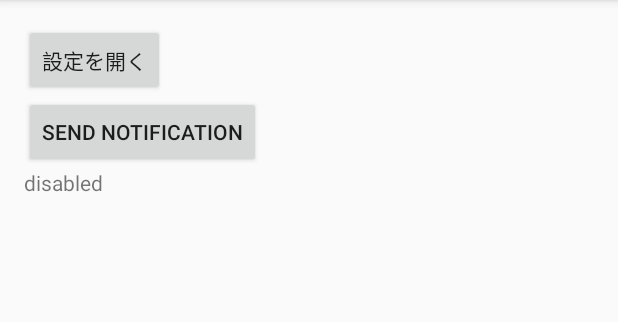
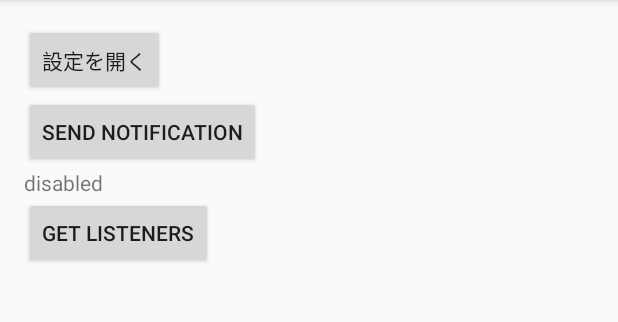
Before and after one commit to masaibar/NotificationListenerSample, an Android app: the screen it shows after launch (MainActivity), on a phone screen of 412 x 824 dp, the part 84-406 px from its top. Run offline under Robolectric (Android 15) with nearby library versions, the phone set to English and light mode, and no system bars.

Commit message:
メソッドとボタンを追加

```diff
--- a/app/src/main/java/com/masaibar/notificationlistenerservicesample/MainActivity.java
+++ b/app/src/main/java/com/masaibar/notificationlistenerservicesample/MainActivity.java
@@ -32,13 +32,21 @@ public class MainActivity extends AppCompatActivity {
                 sendNotification();
             }
         });
+
+        findViewById(R.id.button_get_listeners).setOnClickListener(new View.OnClickListener() {
+            @Override
+            public void onClick(View v) {
+                ((TextView) findViewById(R.id.text_enabled_listeners))
+                        .setText(NotificationGetterService.getEnabledNotificationListeners(getApplicationContext()));
+            }
+        });
     }
 
     @Override
     protected void onResume() {
         super.onResume();
         ((TextView) findViewById(R.id.text_status)).setText(
-                NotificationGetterService.isIsNotificationAccessEnabled() ?
+                NotificationGetterService.isNotificationAccessEnabledInstance() ?
                         "enabled" : "disabled"
         );
     }
--- a/app/src/main/java/com/masaibar/notificationlistenerservicesample/NotificationGetterService.java
+++ b/app/src/main/java/com/masaibar/notificationlistenerservicesample/NotificationGetterService.java
@@ -1,9 +1,12 @@
 package com.masaibar.notificationlistenerservicesample;
 
 import android.app.Notification;
+import android.content.ContentResolver;
+import android.content.Context;
 import android.content.Intent;
 import android.os.Bundle;
 import android.os.IBinder;
+import android.provider.Settings;
 import android.service.notification.NotificationListenerService;
 import android.service.notification.StatusBarNotification;
 import android.text.TextUtils;
@@ -16,8 +19,16 @@ public class NotificationGetterService extends NotificationListenerService {
     private static final String KEY_SUMMARY_TEXT = "android.summaryText";
     private static boolean isNotificationAccessEnabled = false;
 
-    public static boolean isIsNotificationAccessEnabled() {
+    public static boolean isNotificationAccessEnabledInstance() {
         return isNotificationAccessEnabled;
+    }
+
+    public static String getEnabledNotificationListeners(Context context) {
+        ContentResolver contentResolver = context.getContentResolver();
+        String rawListeners = Settings.Secure.getString(contentResolver,
+                "enabled_notification_listeners");
+
+        return TextUtils.isEmpty(rawListeners) ? "none" : rawListeners;
     }
 
     @Override
--- a/app/src/main/res/layout/activity_main.xml
+++ b/app/src/main/res/layout/activity_main.xml
@@ -28,4 +28,15 @@
         android:id="@+id/text_status"
         android:layout_width="wrap_content"
         android:layout_height="wrap_content"/>
+
+    <Button
+        android:id="@+id/button_get_listeners"
+        android:text="get listeners"
+        android:layout_width="wrap_content"
+        android:layout_height="wrap_content"/>
+
+    <TextView
+        android:id="@+id/text_enabled_listeners"
+        android:layout_width="wrap_content"
+        android:layout_height="wrap_content"/>
 </LinearLayout>
```
